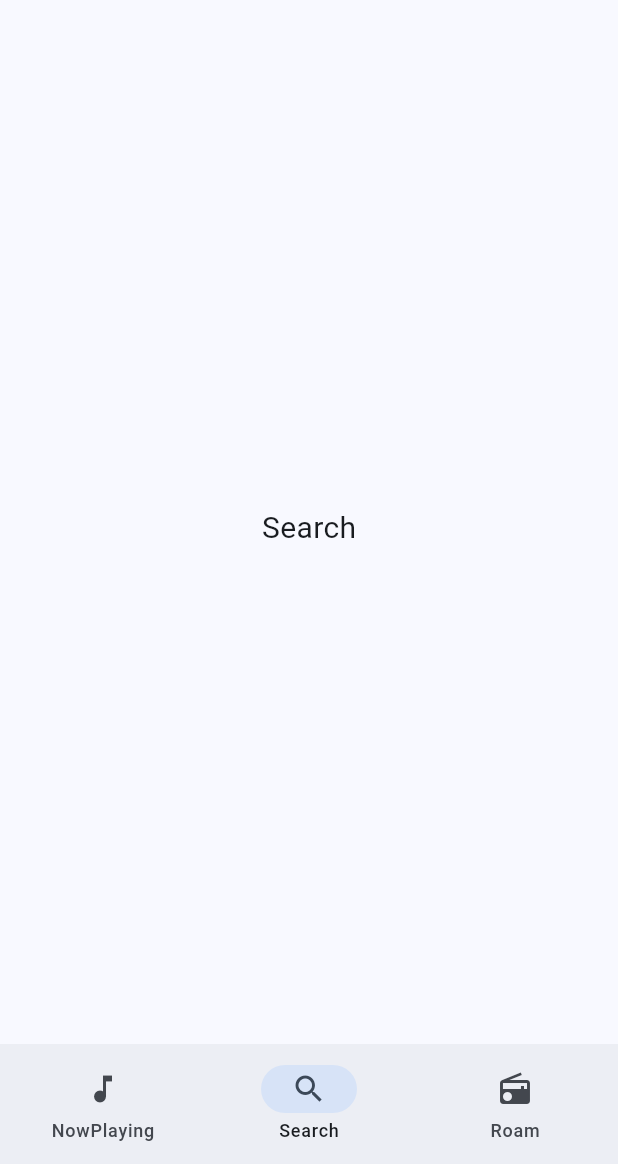
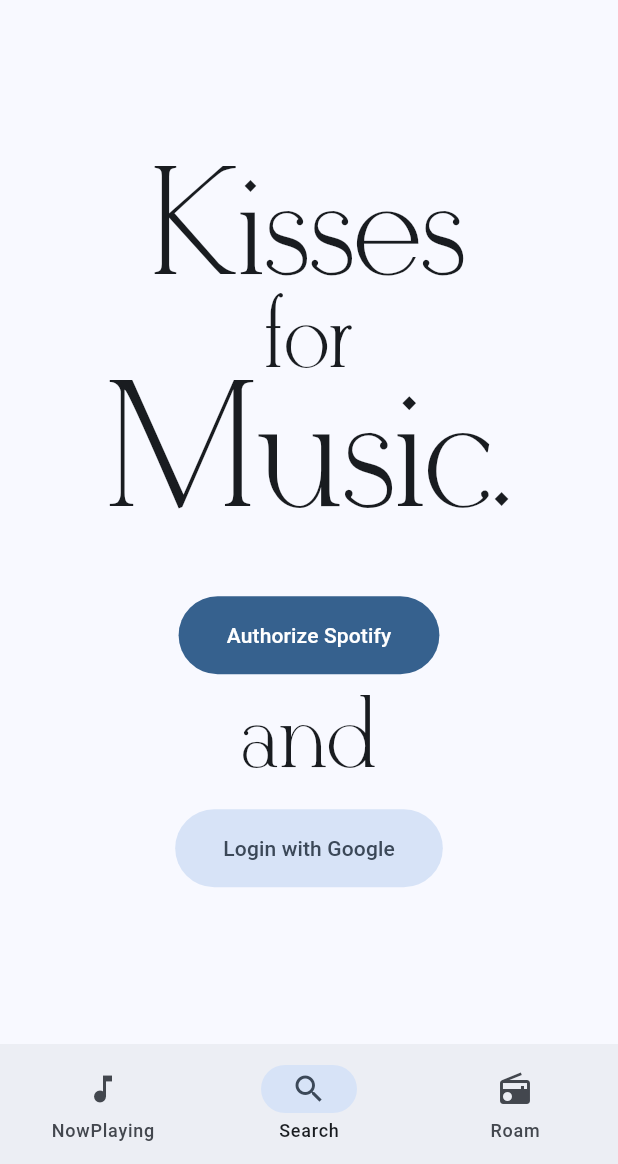
Before and after one commit to p2o51/spotoolfy_flutter, a Flutter app: the screen it shows after launch, item 2 of the bottom bar chosen, on a phone screen of 412 x 824 dp, the part 72-1236 px from its top. Run offline on Flutter 3.47's test engine with Material 3 defaults, Android fonts, the phone set to English and light mode, and no system bars.

Commit message:
完成登录页面的前端，准备完成 Spotify Oath2.0 流程。

```diff
--- a/lib/main.dart
+++ b/lib/main.dart
@@ -1,7 +1,9 @@
 import 'package:flutter/material.dart';
 import 'pages/nowplaying.dart';
-import 'pages/search.dart';
+//import 'pages/search.dart';
+//临时把search页面注释掉，监视 login 页面
 import 'pages/roam.dart';
+import 'pages/login.dart';
 
 void main() {
   runApp(const MyApp());
@@ -20,7 +22,9 @@
   // 准备所有页面
   final List<Widget> _pages = [
     const NowPlaying(),
-    const Search(),
+    const Login(),
+    //const Search(),
+    //临时把search页面注释掉，监视 login 页面
     const Roam(),
   ];
 
--- a/lib/pages/login.dart
+++ b/lib/pages/login.dart
@@ -0,0 +1,83 @@
+import 'package:flutter/material.dart';
+
+class Login extends StatefulWidget {
+  const Login({super.key});
+  @override
+  State<Login> createState() => _LoginState();
+}
+
+class _LoginState extends State<Login> {
+  @override
+  Widget build(BuildContext context) {
+    return Center(
+      child: Column(
+        mainAxisAlignment: MainAxisAlignment.center,
+        crossAxisAlignment: CrossAxisAlignment.center,
+        children: [
+          const Welcome(),
+          const SizedBox(height: 40),
+          FilledButton(
+            style: FilledButton.styleFrom(
+              padding: const EdgeInsets.symmetric(horizontal: 32, vertical: 16),
+            ),
+            onPressed: () {
+              // TODO: 实现 Spotify 授权逻辑
+            },
+            child: const Text('Authorize Spotify'),
+          ),
+          const SizedBox(height: 16),
+          const Text('and',
+          style: TextStyle(
+            fontFamily: 'Derivia',
+            fontSize: 64,
+            height: 0.9,
+          ),
+          ),
+           const SizedBox(height: 16),
+          FilledButton.tonal(
+            style: FilledButton.styleFrom(
+              padding: const EdgeInsets.symmetric(horizontal: 32, vertical: 16),
+            ),
+            onPressed: () {
+              // TODO: 实现 Google 登录逻辑
+            },
+            child: const Text('Login with Google'),
+          ),
+        ],
+      ),
+    );
+  }
+}
+
+class Welcome extends StatelessWidget {
+  const Welcome({super.key});
+
+  @override
+  Widget build(BuildContext context) {
+    return const Column(
+      children: [
+        Text('Kisses',
+          style: TextStyle(
+            fontFamily: 'Derivia',
+            fontSize: 96,
+            height: 0.9,
+          ),
+          ),
+          Text('for',
+          style: TextStyle(
+            fontFamily: 'Derivia',
+            fontSize: 64,
+            height: 0.9,
+          ),
+          ),
+          Text('Music.',
+          style: TextStyle(
+            fontFamily: 'Derivia',
+            fontSize: 112,
+            height: 0.9,
+          ),
+          ),
+      ],
+    );
+  }
+}
--- a/lib/widgets/materialui.dart
+++ b/lib/widgets/materialui.dart
@@ -99,28 +99,3 @@
     );
   }
 }
-
-class AdvancedListView extends StatelessWidget {
-  final List<String> items = List<String>.generate(20, (i) => 'Item $i');
-
-  AdvancedListView({super.key});
-
-  @override
-  Widget build(BuildContext context) {
-    return ListView.builder(
-      itemCount: items.length,
-        itemBuilder: (context, index) {
-          return Card(
-            margin: EdgeInsets.all(8),
-            child: ListTile(
-              title: Text(items[index]),
-              subtitle: Text('This is a subtitle'),
-              leading: CircleAvatar(
-                child: Text('${index + 1}'),
-              ),
-            ),
-          );
-        },
-    );
-  }
-}
--- a/lib/widgets/notes.dart
+++ b/lib/widgets/notes.dart
@@ -33,7 +33,7 @@
       children: <Widget>[
         ListTile(
           leading: CircleAvatar(child: Text('今')),
-          title: Text('\"Kisses from my muses, Truses for the bruises.\"', style: TextStyle(fontSize: 16, height: 0.95),),
+          title: Text('"Kisses from my muses, Truses for the bruises."', style: TextStyle(fontSize: 16, height: 0.95),),
           subtitle: Text('Note'),
         ),
         Divider(height: 0),
@@ -52,7 +52,7 @@
         Divider(height: 0),
         ListTile(
           leading: CircleAvatar(child: Text('初')),
-          title: Text('\"I feel like I\'m soaked in water, in Miami.\"', style: TextStyle(fontSize: 16, height: 0.95),),
+          title: Text('"I feel like I\'m soaked in water, in Miami."', style: TextStyle(fontSize: 16, height: 0.95),),
           subtitle: Text('Note'),
         ),
         Divider(height: 0),
```
Also changed, not shown: pubspec.yaml (+6 -7 lines), pubspec.lock, 3 other files.
